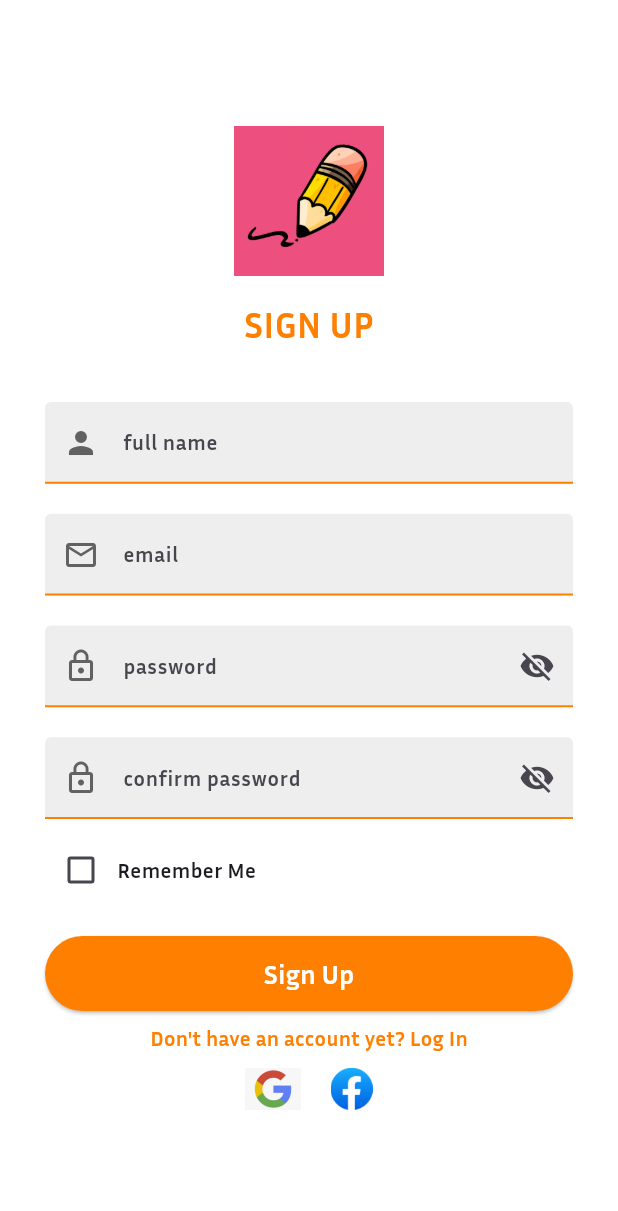
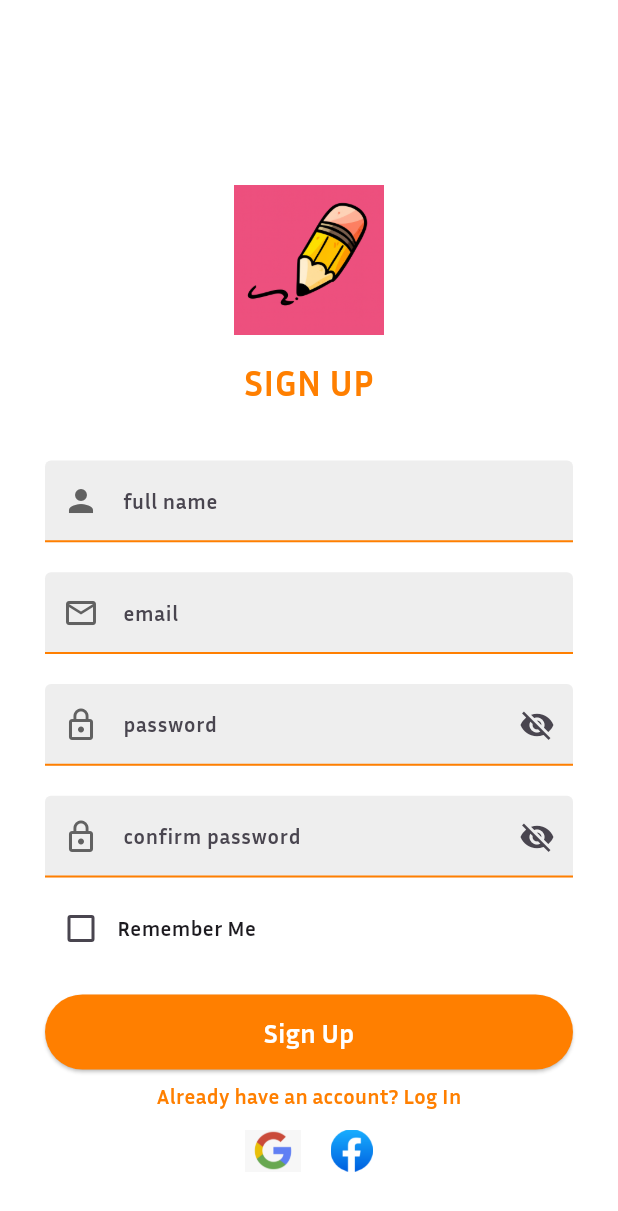
Before and after one commit to apala-1/not_a_writing_app, a Flutter app: the SignUpPage screen opened by its route, on a phone screen of 412 x 824 dp. Shown: the top 1211 px of the screen. Run offline on Flutter 3.47's test engine with Material 3 defaults, Android fonts, the phone set to English and light mode, and no system bars.

Commit message:
Fixed column overflow in signup page

```diff
--- a/lib/screens/signup_screen.dart
+++ b/lib/screens/signup_screen.dart
@@ -17,14 +17,26 @@ class _SignUpPageState extends State<SignUpPage> {
   @override
   Widget build(BuildContext context) {
     return Scaffold(
-      body: Container(
-        padding: const EdgeInsets.symmetric(horizontal: 30, vertical: 40),
+      resizeToAvoidBottomInset: true,
+      body: SafeArea(
+        child: LayoutBuilder(
+          builder: (context, constraints) {
+            return SingleChildScrollView(
+              padding: EdgeInsets.only(
+                left: 30,
+                right: 30,
+                top: 40,
+                bottom: MediaQuery.of(context).viewInsets.bottom,
+              ),
+              child: ConstrainedBox(
+                constraints: BoxConstraints(
+                  minHeight: constraints.maxHeight,
+                ),
+                child: IntrinsicHeight(
                   child: Center(
-          child: SingleChildScrollView(
                     child: Column(
-              mainAxisAlignment: MainAxisAlignment.center,
+                      mainAxisSize: MainAxisSize.min,
                       children: [
-              // Logo
                         Image.asset(
                           'assets/images/pencil.png',
                           height: 100,
@@ -32,7 +44,6 @@ class _SignUpPageState extends State<SignUpPage> {
 
                         const SizedBox(height: 15),
 
-              // SIGN UP TEXT
                         const Text(
                           "SIGN UP",
                           style: TextStyle(
@@ -44,12 +55,10 @@ class _SignUpPageState extends State<SignUpPage> {
 
                         const SizedBox(height: 35),
 
-              // FORM FIELDS
                         Form(
                           key: _formKey,
                           child: Column(
                             children: [
-                    // Full Name
                               TextFormField(
                                 decoration: _inputStyle(
                                   icon: Icons.person,
@@ -58,7 +67,6 @@ class _SignUpPageState extends State<SignUpPage> {
                               ),
                               const SizedBox(height: 20),
 
-                    // Email
                               TextFormField(
                                 decoration: _inputStyle(
                                   icon: Icons.email_outlined,
@@ -67,7 +75,6 @@ class _SignUpPageState extends State<SignUpPage> {
                               ),
                               const SizedBox(height: 20),
 
-                    // Password
                               TextFormField(
                                 obscureText: _obscurePassword,
                                 decoration: _inputStyle(
@@ -80,14 +87,16 @@ class _SignUpPageState extends State<SignUpPage> {
                                           : Icons.visibility,
                                     ),
                                     onPressed: () {
-                            setState(() => _obscurePassword = !_obscurePassword);
+                                      setState(() {
+                                        _obscurePassword =
+                                            !_obscurePassword;
+                                      });
                                     },
                                   ),
                                 ),
                               ),
                               const SizedBox(height: 20),
 
-                    // Confirm Password
                               TextFormField(
                                 obscureText: _obscureConfirm,
                                 decoration: _inputStyle(
@@ -100,7 +109,10 @@ class _SignUpPageState extends State<SignUpPage> {
                                           : Icons.visibility,
                                     ),
                                     onPressed: () {
-                            setState(() => _obscureConfirm = !_obscureConfirm);
+                                      setState(() {
+                                        _obscureConfirm =
+                                            !_obscureConfirm;
+                                      });
                                     },
                                   ),
                                 ),
@@ -108,15 +120,15 @@ class _SignUpPageState extends State<SignUpPage> {
 
                               const SizedBox(height: 10),
 
-                    // Checkbox Row
                               Row(
                                 children: [
                                   Checkbox(
                                     value: rememberMe,
-                          activeColor: Color(0xFFFF7F00),
-                          onChanged: (value) {
+                                    activeColor:
+                                        const Color(0xFFFF7F00),
+                                    onChanged: (v) {
                                       setState(() {
-                              rememberMe = value!;
+                                        rememberMe = v!;
                                       });
                                     },
                                   ),
@@ -126,18 +138,19 @@ class _SignUpPageState extends State<SignUpPage> {
 
                               const SizedBox(height: 20),
 
-                    // SIGN UP BUTTON
                               SizedBox(
                                 width: double.infinity,
                                 height: 50,
                                 child: ElevatedButton(
-                        onPressed: () {},
                                   style: ElevatedButton.styleFrom(
-                          backgroundColor: Color(0xFFFF7F00),
+                                    backgroundColor:
+                                        const Color(0xFFFF7F00),
                                     shape: RoundedRectangleBorder(
-                            borderRadius: BorderRadius.circular(25),
+                                      borderRadius:
+                                          BorderRadius.circular(25),
                                     ),
                                   ),
+                                  onPressed: () {},
                                   child: const Text(
                                     "Sign Up",
                                     style: TextStyle(
@@ -148,29 +161,37 @@ class _SignUpPageState extends State<SignUpPage> {
                                 ),
                               ),
 
-                    SizedBox(height: 8),
+                              const SizedBox(height: 8),
 
                               GestureDetector(
                                 onTap: () {
-                                Navigator.pushReplacementNamed(context, '/login');
+                                  Navigator.pushReplacementNamed(
+                                      context, '/login');
                                 },
                                 child: const Text(
-                                "Don't have an account yet? Log In",
+                                  "Already have an account? Log In",
                                   style: TextStyle(
                                     color: Color(0xFFFF7F00),
                                     fontWeight: FontWeight.w500,
                                   ),
                                 ),
                               ),
-                    const SizedBox(height: 10),
 
-                    // Social Row
+                              const SizedBox(height: 12),
+
                               Row(
-                      mainAxisAlignment: MainAxisAlignment.center,
+                                mainAxisAlignment:
+                                    MainAxisAlignment.center,
                                 children: [
-                        Image.asset('assets/images/google.png', height: 28),
+                                  Image.asset(
+                                    'assets/images/google.png',
+                                    height: 28,
+                                  ),
                                   const SizedBox(width: 20),
-                        Image.asset('assets/images/facebook.png', height: 28),
+                                  Image.asset(
+                                    'assets/images/facebook.png',
+                                    height: 28,
+                                  ),
                                 ],
                               ),
                             ],
@@ -182,9 +203,12 @@ class _SignUpPageState extends State<SignUpPage> {
                 ),
               ),
             );
+          },
+        ),
+      ),
+    );
   }
 
-  // INPUT STYLE FUNCTION
   InputDecoration _inputStyle({
     required IconData icon,
     required String label,
@@ -196,10 +220,12 @@ class _SignUpPageState extends State<SignUpPage> {
       labelText: label,
       labelStyle: const TextStyle(fontSize: 14),
       enabledBorder: const UnderlineInputBorder(
-        borderSide: BorderSide(color: Color(0xFFFF7F00), width: 1.3),
+        borderSide:
+            BorderSide(color: Color(0xFFFF7F00), width: 1.3),
       ),
       focusedBorder: const UnderlineInputBorder(
-        borderSide: BorderSide(color: Color(0xFFFF7F00), width: 1.8),
+        borderSide:
+            BorderSide(color: Color(0xFFFF7F00), width: 1.8),
       ),
     );
   }
```
Lines whose indentation alone changed are shown as unchanged.
